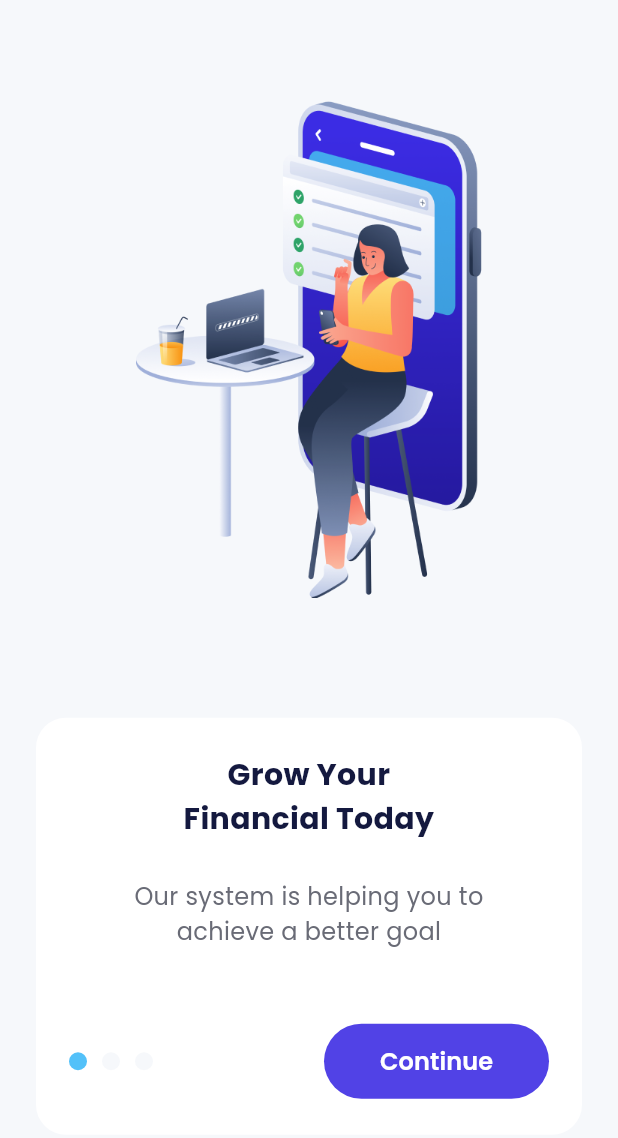
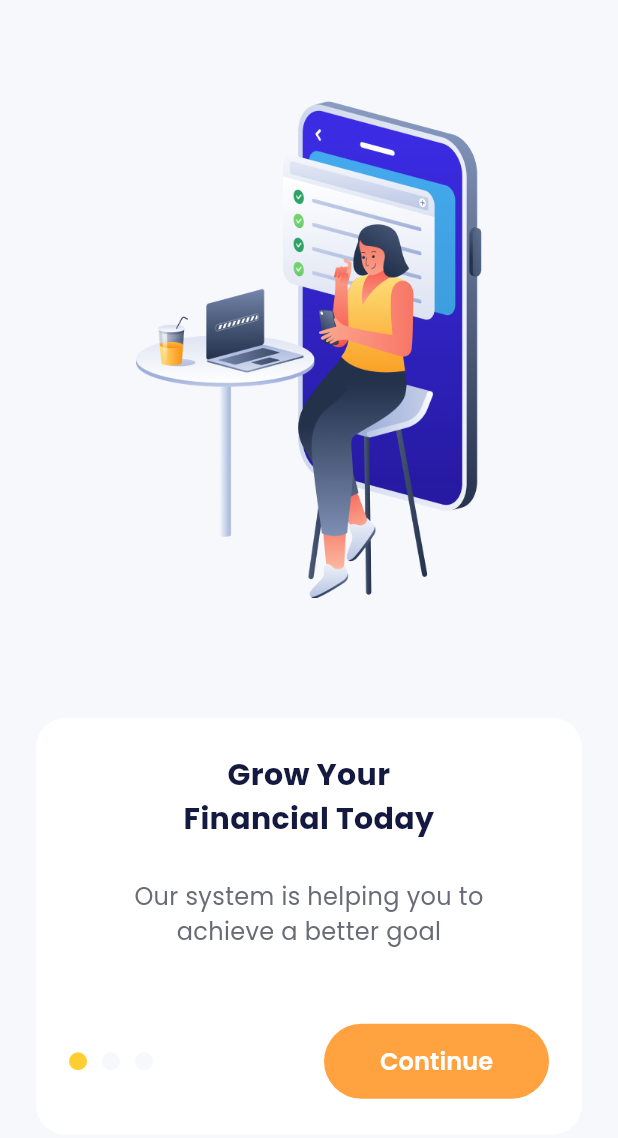
Before and after one commit to ilhaaam24/bank-sha, a Flutter app: the screen it shows after launch, on a phone screen of 412 x 824 dp. Shown: the top 1138 px of the screen. Run offline on Flutter 3.47's test engine with Material 3 defaults, Android fonts, the phone set to English and light mode, and no system bars; drawn by our look-alikes of carousel_slider; our stand-ins replace another_flushbar, bloc, equatable, flutter_bloc, flutter_secure_storage, google_fonts and 1 more; accounts and stored records are empty.

Commit message:
change color theme

```diff
--- a/lib/shared/theme.dart
+++ b/lib/shared/theme.dart
@@ -4,8 +4,8 @@ import 'package:google_fonts/google_fonts.dart';
 Color whiteColor = const Color(0xffFFFFFF);
 Color blackColor = const Color(0xff14193F);
 Color greyColor = const Color(0xff696B76);
-Color purpleColor = const Color(0xff5142E6);
-Color blueColor = const Color(0xff53C1F9);
+Color purpleColor = const Color(0xffFFA23F);
+Color blueColor = const Color(0xffFFCF32);
 Color greenColor = const Color(0xff22B07D);
 Color redColor = const Color(0xffFF2566);
 
--- a/lib/ui/pages/home_page.dart
+++ b/lib/ui/pages/home_page.dart
@@ -185,7 +185,7 @@ class _HomePageState extends State<HomePage> {
               crossAxisAlignment: CrossAxisAlignment.start,
               children: [
                 Text(
-                  'Shayna Hanna',
+                  '${state.user.name.toString()}',
                   style:
                       whiteTextStyle.copyWith(fontSize: 18, fontWeight: medium),
                 ),
@@ -477,7 +477,7 @@ class MoreService extends StatelessWidget {
                   },
                 ),
                 HomeServiceItem(
-                  title: 'Data',
+                  title: 'Water',
                   iconUrl: 'assets/ic_product_water.png',
                   onTap: () {},
                 ),
```
Also changed, not shown: assets/card.png (added), assets/img_bg_card.png, assets/img_logo_dark.png, assets/img_logo_light.png, assets/img_wallet.png.
